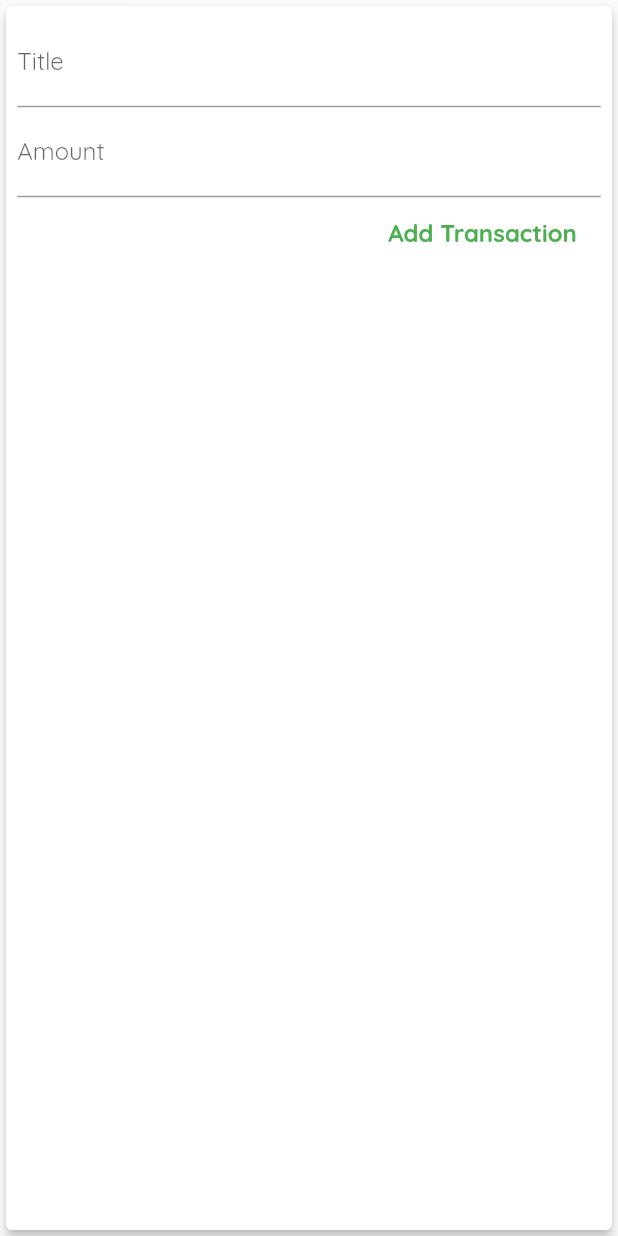
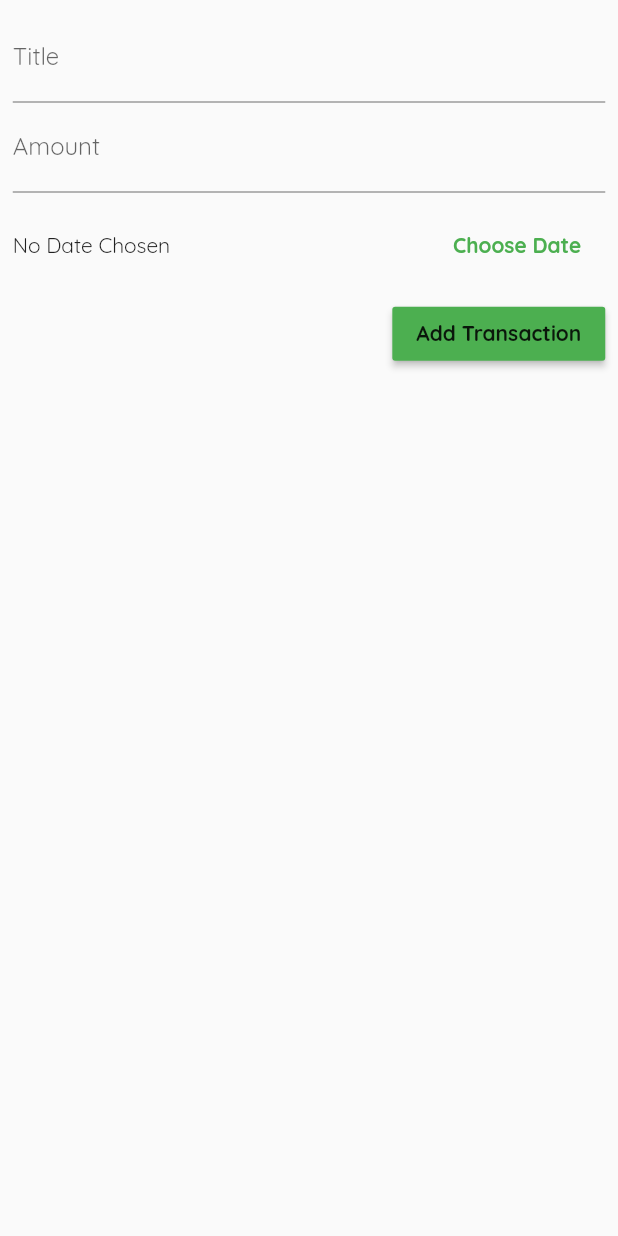
Before and after one commit to dimasday90/expenses_app_flutter, a Flutter app: the NewTransaction widget shown alone on an empty page, opened directly, after a tap on "Add Transaction", on a phone screen of 412 x 824 dp. Run offline on Flutter 3.47's test engine with Material 2 defaults, Android fonts, the phone set to English and light mode, and no system bars.

Commit message:
add date picker

```diff
--- a/lib/widgets/new_transaction.dart
+++ b/lib/widgets/new_transaction.dart
@@ -1,4 +1,5 @@
 import 'package:flutter/material.dart';
+import 'package:intl/intl.dart';
 
 class NewTransaction extends StatefulWidget {
   final Function addTransactionHandler;
@@ -10,54 +11,92 @@ class NewTransaction extends StatefulWidget {
 }
 
 class _NewTransactionState extends State<NewTransaction> {
-  final titleController = TextEditingController();
+  final _titleController = TextEditingController();
+  final _amountController = TextEditingController();
+  DateTime _selectedDate;
 
-  final amountController = TextEditingController();
+  void _showDatePicker() {
+    showDatePicker(
+      context: context,
+      initialDate: DateTime.now(),
+      firstDate: DateTime(DateTime.now().year),
+      lastDate: DateTime.now(),
+    ).then((pickedDate) {
+      if (pickedDate == null) {
+        return;
+      }
+      setState(() {
+        _selectedDate = pickedDate;
+      });
+    });
+  }
 
-  void submitNewTransaction() {
-    final enteredTitle = titleController.text;
-    final enteredAmount = double.parse(amountController.text);
+  void _submitNewTransaction() {
+    final enteredTitle = _titleController.text;
+    final enteredAmount = double.parse(_amountController.text);
 
-    if (enteredTitle.isEmpty || enteredAmount <= 0) {
+    if (enteredTitle.isEmpty || enteredAmount <= 0 || _selectedDate == null) {
       return;
     }
 
-    widget.addTransactionHandler(enteredTitle, enteredAmount);
+    widget.addTransactionHandler(enteredTitle, enteredAmount, _selectedDate);
 
     Navigator.of(context).pop();
   }
 
   @override
   Widget build(BuildContext context) {
-    return Card(
-        elevation: 3,
-        child: Container(
-          padding: EdgeInsets.all(7.5),
+    return Container(
+      padding: EdgeInsets.all(8.5),
       child: Column(
         crossAxisAlignment: CrossAxisAlignment.end,
         children: <Widget>[
           TextField(
             decoration: InputDecoration(labelText: 'Title'),
-                controller: titleController,
+            controller: _titleController,
           ),
           TextField(
             decoration: InputDecoration(labelText: 'Amount'),
-                controller: amountController,
+            controller: _amountController,
             keyboardType: TextInputType.numberWithOptions(decimal: true),
-                onSubmitted: (_) => submitNewTransaction(),
+          ),
+          Container(
+              height: 70,
+              child: Row(
+                children: <Widget>[
+                  Expanded(
+                    child: Text(
+                      _selectedDate == null
+                          ? 'No Date Chosen'
+                          : 'Picked Date: ${DateFormat.yMMMd().format(_selectedDate)}',
+                    ),
                   ),
                   FlatButton(
+                    textColor: Theme.of(context).primaryColor,
+                    child: Text(
+                      'Choose Date',
+                      style: TextStyle(
+                        fontWeight: FontWeight.bold,
+                      ),
+                    ),
+                    onPressed: _showDatePicker,
+                  )
+                ],
+              )),
+          RaisedButton(
+            color: Theme.of(context).primaryColor,
+            textColor: Theme.of(context).textTheme.button.color,
             child: Text(
               'Add Transaction',
               style: TextStyle(
-                      color: Colors.green,
-                      fontSize: 16,
-                      fontWeight: FontWeight.bold),
+                color: Theme.of(context).textTheme.button.color,
+                fontWeight: FontWeight.bold,
               ),
-                onPressed: submitNewTransaction,
+            ),
+            onPressed: _submitNewTransaction,
           )
         ],
       ),
-        ));
+    );
   }
 }
```
Lines whose indentation alone changed are shown as unchanged.
